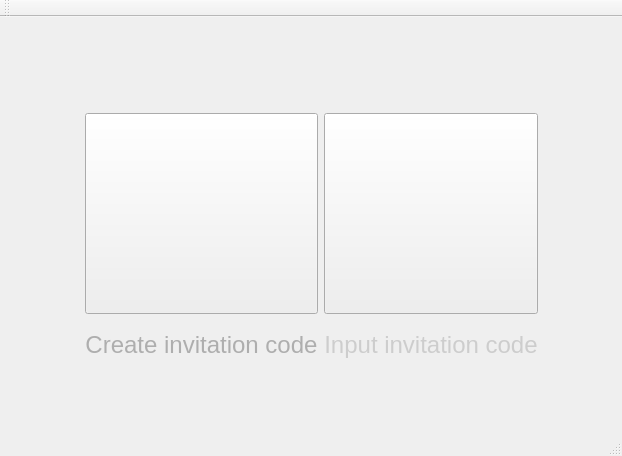
Qt form mainwindow.ui (maoyutao/GwentGame) before a commit.
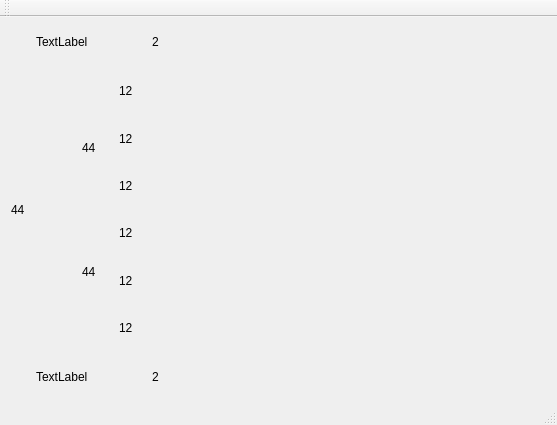
The same form after that commit. The open tabs and pages were chosen to show the change. Icons and pictures are not drawn. Custom widgets are drawn as their Qt base class.

Diff of the .ui file:
```diff
--- a/mainwindow.ui
+++ b/mainwindow.ui
@@ -6,8 +6,8 @@
    <rect>
     <x>0</x>
     <y>0</y>
-    <width>622</width>
-    <height>456</height>
+    <width>557</width>
+    <height>425</height>
    </rect>
   </property>
   <property name="sizePolicy">
@@ -1075,13 +1075,13 @@
             </item>
            </layout>
           </widget>
-          <widget class="QWidget" name="gaming">
+          <widget class="BattleField" name="battleField">
            <property name="styleSheet">
-            <string notr="true">#gaming {
+            <string notr="true">#battleField {
 border-image: url(:/new/prefix1/resource/gaming_backgound.png)
 }
-#gaming * {
-border-image: 
+#battleField * {
+border-image: url()
 }</string>
            </property>
            <layout class="QGridLayout" name="gridLayout_28" rowstretch="2,11,0,2" columnstretch="2,7">
@@ -1460,6 +1460,9 @@
               </item>
               <item>
                <layout class="QVBoxLayout" name="verticalLayout_11">
+                <property name="spacing">
+                 <number>0</number>
+                </property>
                 <item>
                  <layout class="QGridLayout" name="gridLayout_34">
                   <item row="1" column="2">
@@ -2300,6 +2303,12 @@
    <header>w_game.h</header>
    <container>1</container>
   </customwidget>
+  <customwidget>
+   <class>BattleField</class>
+   <extends>QWidget</extends>
+   <header>w_battlefield.h</header>
+   <container>1</container>
+  </customwidget>
  </customwidgets>
  <resources/>
  <connections/>
```
Left out of the diff: 15 changed lines with no effect on the pictures.
